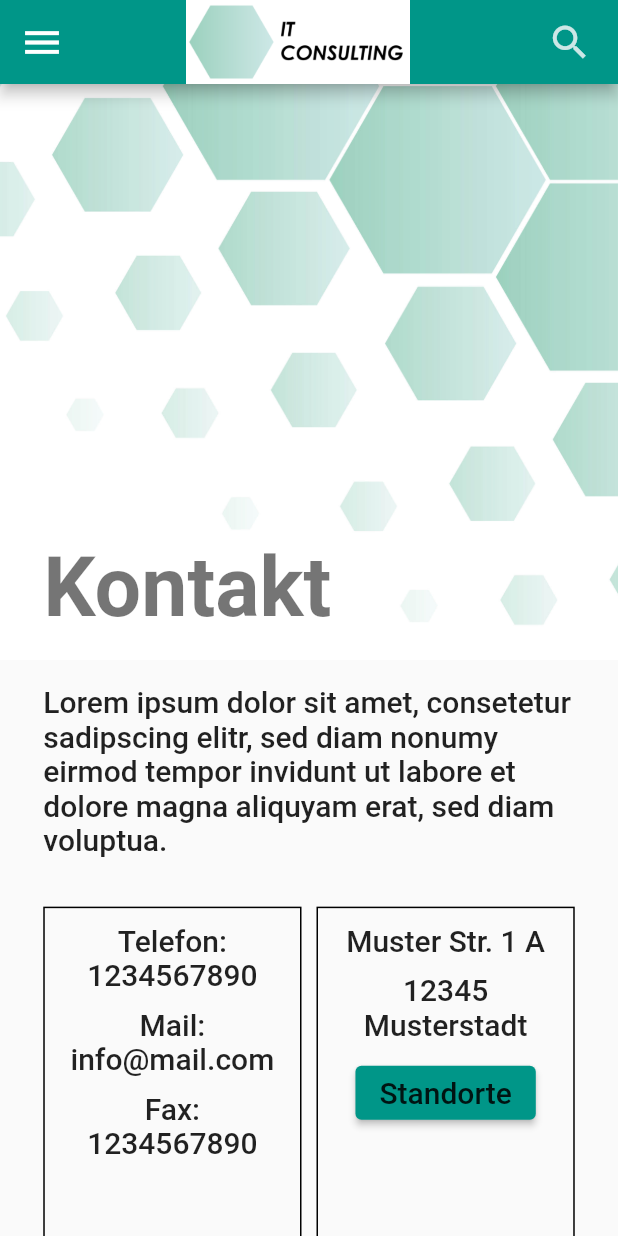
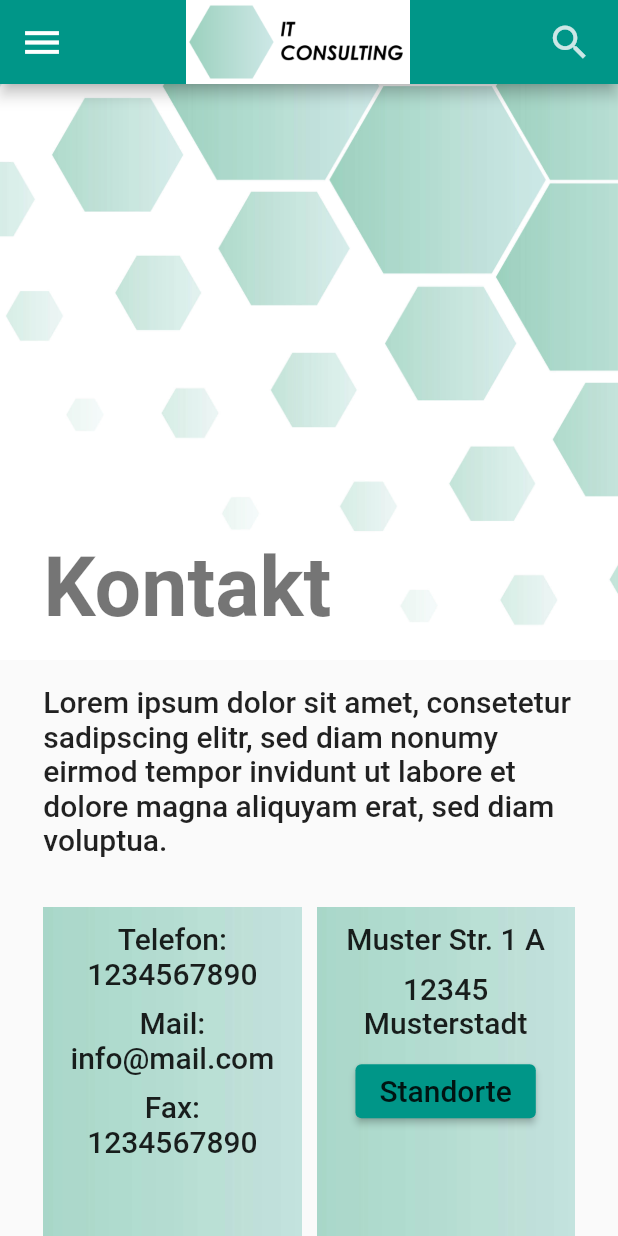
Before and after one commit to MerleL/it_consulting_webapp, a Flutter app: the screen it shows after launch, in the side drawer, after a tap on "Kontakt", on a phone screen of 412 x 824 dp. Run offline on Flutter 3.47's test engine with Material 2 defaults, Android fonts, the light colour scheme and no system bars.

Commit message:
Last fixes.

```diff
--- a/lib/screens/contact_screen.dart
+++ b/lib/screens/contact_screen.dart
@@ -56,12 +56,12 @@ class _Contact_ScreenState extends State<Contact_Screen> {
         child: Column(
           crossAxisAlignment: CrossAxisAlignment.start,
           children: [
-            buildTextFormField('Vorname', 'Ihren Vornamen', 1),
-            buildTextFormField('Name', 'Ihren Namen', 1),
-            buildTextFormField('Email', 'Ihre E-Mail-Adresse', 1),
-            buildTextFormField('Telefon', 'Ihre Telefonnummer', 1),
+            buildTextFormField('Vorname', 'Ihren Vornamen', 1, 2),
+            buildTextFormField('Name', 'Ihren Namen', 1, 2),
+            buildTextFormField('Email', 'Ihre E-Mail-Adresse', 1, 2),
+            buildTextFormField('Telefon', 'Ihre Telefonnummer', 1, 2),
             buildTextFormField(
-                'Wie können wir Ihnen weiterhelfen?', 'Ihre Nachricht', 5),
+                'Wie können wir Ihnen weiterhelfen?', 'Ihre Nachricht', 5, 50),
             Padding(
               padding: const EdgeInsets.symmetric(vertical: 16.0),
               child: Center(
@@ -86,7 +86,7 @@ class _Contact_ScreenState extends State<Contact_Screen> {
     );
   }
 
-  Padding buildTextFormField(String useLabel, String hint, int min) {
+  Padding buildTextFormField(String useLabel, String hint, int min, int max) {
     return Padding(
       padding: const EdgeInsets.only(bottom: 10),
       child: TextFormField(
@@ -94,7 +94,7 @@ class _Contact_ScreenState extends State<Contact_Screen> {
           labelText: useLabel,
           border: const OutlineInputBorder(),
         ),
-        maxLines: 10,
+        maxLines: max,
         minLines: min,
         validator: (value) {
           if (value == null || value.isEmpty) {
@@ -115,8 +115,11 @@ class _Contact_ScreenState extends State<Contact_Screen> {
           Container(
             height: usableHeight * 0.3,
             width: MediaQuery.of(context).size.width / 2 - paddingLR - 5,
-            decoration: BoxDecoration(
-              border: Border.all(),
+            decoration: const BoxDecoration(
+              image: DecorationImage(
+                image: AssetImage('lib/assets/images/background_header.jpg'),
+                fit: BoxFit.cover,
+              ),
             ),
             child: Padding(
               padding: const EdgeInsets.all(10.0),
@@ -149,8 +152,11 @@ class _Contact_ScreenState extends State<Contact_Screen> {
             child: Container(
               height: usableHeight * 0.3,
               width: MediaQuery.of(context).size.width / 2 - paddingLR - 5,
-              decoration: BoxDecoration(
-                border: Border.all(),
+              decoration: const BoxDecoration(
+                image: DecorationImage(
+                  image: AssetImage('lib/assets/images/background_header.jpg'),
+                  fit: BoxFit.cover,
+                ),
               ),
               child: Padding(
                 padding: const EdgeInsets.all(10.0),
@@ -178,7 +184,7 @@ class _Contact_ScreenState extends State<Contact_Screen> {
                       onPressed: () {
                         Navigator.of(context).push(
                           MaterialPageRoute(
-                            builder: (context) => NotImplemented_Screen(),
+                            builder: (context) => const NotImplemented_Screen(),
                           ),
                         );
                       },
--- a/lib/screens/home_screen.dart
+++ b/lib/screens/home_screen.dart
@@ -2,6 +2,9 @@ import 'package:flutter/material.dart';
 import 'package:it_consulting_webapp/modules/appbar_module.dart';
 import 'package:it_consulting_webapp/modules/drawer_module.dart';
 import 'package:it_consulting_webapp/modules/footer_module.dart';
+import 'package:it_consulting_webapp/screens/about_screen.dart';
+import 'package:it_consulting_webapp/screens/career_screen.dart';
+import 'package:it_consulting_webapp/screens/notImplemented_screen.dart';
 
 class Home_Screen extends StatelessWidget {
   const Home_Screen({Key? key}) : super(key: key);
@@ -43,61 +46,81 @@ class Home_Screen extends StatelessWidget {
     );
   }
 
-  Padding buildPartners(
-      double usableHeight, double paddingLR, double paddingTB, context) {
+  Padding buildPartners(double usableHeight, double paddingLR, double paddingTB,
+      BuildContext context) {
     return Padding(
       padding: EdgeInsets.fromLTRB(paddingLR, paddingTB, paddingLR, paddingTB),
       child: Column(
         children: [
-          Align(
-            alignment: Alignment.bottomLeft,
-            child: Padding(
-              padding: EdgeInsets.only(bottom: paddingTB),
-              child: Text(
-                'Unsere Partner',
-                style: Theme.of(context).textTheme.headline2,
+          buildHeader(paddingTB, context, 'Unsere Partner'),
+          Row(
+            children: [
+              Container(
+                height: usableHeight * 0.05,
+                width: MediaQuery.of(context).size.width * 0.2,
+                decoration: const BoxDecoration(
+                  image: DecorationImage(
+                    image:
+                        AssetImage('lib/assets/images/background_header.jpg'),
+                    fit: BoxFit.cover,
                   ),
                 ),
               ),
-          Placeholder(
-            fallbackHeight: usableHeight * 0.2,
+              Padding(
+                padding: EdgeInsets.symmetric(horizontal: paddingLR * 1.8),
+                child: Container(
+                  height: usableHeight * 0.05,
+                  width: MediaQuery.of(context).size.width * 0.2,
+                  decoration: const BoxDecoration(
+                    image: DecorationImage(
+                      image:
+                          AssetImage('lib/assets/images/background_header.jpg'),
+                      fit: BoxFit.cover,
+                    ),
+                  ),
+                ),
+              ),
+              Container(
+                height: usableHeight * 0.05,
+                width: MediaQuery.of(context).size.width * 0.2,
+                decoration: const BoxDecoration(
+                  image: DecorationImage(
+                    image:
+                        AssetImage('lib/assets/images/background_header.jpg'),
+                    fit: BoxFit.cover,
+                  ),
+                ),
+              ),
+            ],
           ),
         ],
       ),
     );
   }
 
-  Padding buildStories(
-      double usableHeight, double paddingLR, double paddingTB, context) {
+  Padding buildStories(double usableHeight, double paddingLR, double paddingTB,
+      BuildContext context) {
     return Padding(
       padding: EdgeInsets.fromLTRB(paddingLR, paddingTB, paddingLR, paddingTB),
       child: Column(
         children: [
-          Align(
-            alignment: Alignment.bottomLeft,
-            child: Padding(
-              padding: EdgeInsets.only(bottom: paddingTB),
-              child: Text(
-                'Erfolgsgeschichten',
-                style: Theme.of(context).textTheme.headline2,
-              ),
-            ),
-          ),
+          buildHeader(paddingTB, context, 'Erfolgsgeschichten'),
           Text(
             'Lorem ipsum dolor sit amet, consetetur sadipscing elitr, sed diam nonumy eirmod tempor invidunt ut labore et dolore magna aliquyam erat, sed diam voluptua. At vero eos et accusam et justo duo dolores et ea rebum.',
             style: Theme.of(context).textTheme.bodyText1,
           ),
+          buildButton(context, 'Erfahren Sie mehr', const NotImplemented_Screen()),
         ],
       ),
     );
   }
 
-  Padding buildCareer(
-      double usableHeight, double paddingLR, double paddingTB, context) {
+  Padding buildCareer(double usableHeight, double paddingLR, double paddingTB,
+      BuildContext context) {
     return Padding(
       padding: EdgeInsets.fromLTRB(0.0, paddingTB, 0.0, paddingTB),
       child: Container(
-        height: usableHeight * 0.45,
+        height: usableHeight * 0.55,
         width: MediaQuery.of(context).size.width,
         decoration: const BoxDecoration(
           image: DecorationImage(
@@ -121,6 +144,7 @@ class Home_Screen extends StatelessWidget {
                 'Lorem ipsum dolor sit amet, consetetur sadipscing elitr, sed diam nonumy eirmod tempor invidunt ut labore et dolore magna aliquyam erat, sed diam voluptua. At vero eos et accusam et justo duo dolores et ea rebum.',
                 style: Theme.of(context).textTheme.bodyText1,
               ),
+              buildButton(context, 'Bewirb dich jetzt!', const Career_Screen()),
             ],
           ),
         ),
@@ -134,20 +158,13 @@ class Home_Screen extends StatelessWidget {
       padding: EdgeInsets.fromLTRB(paddingLR, paddingTB, paddingLR, paddingTB),
       child: Column(
         children: [
-          Align(
-            alignment: Alignment.bottomLeft,
-            child: Padding(
-              padding: EdgeInsets.only(bottom: paddingTB),
-              child: Text(
-                'Unsere Leistungen',
-                style: Theme.of(context).textTheme.headline2,
-              ),
-            ),
-          ),
+          buildHeader(paddingTB, context, 'Unsere Leistungen'),
           Text(
             'Lorem ipsum dolor sit amet, consetetur sadipscing elitr, sed diam nonumy eirmod tempor invidunt ut labore et dolore magna aliquyam erat, sed diam voluptua. At vero eos et accusam et justo duo dolores et ea rebum.',
             style: Theme.of(context).textTheme.bodyText1,
           ),
+          buildButton(context, 'Erfahren Sie mehr über unsere Leistungen',
+              const NotImplemented_Screen()),
         ],
       ),
     );
@@ -158,7 +175,7 @@ class Home_Screen extends StatelessWidget {
     return Padding(
       padding: EdgeInsets.fromLTRB(0.0, paddingTB, 0.0, paddingTB),
       child: Container(
-        height: usableHeight * 0.13,
+        height: usableHeight * 0.14,
         width: MediaQuery.of(context).size.width,
         decoration: const BoxDecoration(
           image: DecorationImage(
@@ -169,9 +186,13 @@ class Home_Screen extends StatelessWidget {
         child: Padding(
           padding:
               EdgeInsets.fromLTRB(paddingLR, paddingTB, paddingLR, paddingTB),
-          child: Text(
+          child: Column(
+            children: [
+              Text(
                 'Besuchen Sie unsere Messe am 24.11.22',
                 style: Theme.of(context).textTheme.bodyText1,
+              ),
+            ],
           ),
         ),
       ),
@@ -182,9 +203,14 @@ class Home_Screen extends StatelessWidget {
       double paddingTB, BuildContext context) {
     return Padding(
       padding: EdgeInsets.fromLTRB(paddingLR, 0.0, paddingLR, paddingTB),
-      child: Text(
+      child: Column(
+        children: [
+          Text(
             'Lorem ipsum dolor sit amet, consetetur sadipscing elitr, sed diam nonumy eirmod tempor invidunt ut labore et dolore magna aliquyam erat, sed diam voluptua. At vero eos et accusam et justo duo dolores et ea rebum. Stet clita kasd gubergren, no sea takimata sanctus est Lorem ipsum dolor sit amet.',
             style: Theme.of(context).textTheme.bodyText1,
+          ),
+          buildButton(context, 'Erfahren Sie mehr über Uns', const About_Screen())
+        ],
       ),
     );
   }
@@ -213,4 +239,33 @@ class Home_Screen extends StatelessWidget {
       ),
     );
   }
+
+  Padding buildButton(BuildContext context, String str, Widget screen) {
+    return Padding(
+      padding: const EdgeInsets.only(top: 10.0),
+      child: ElevatedButton(
+        onPressed: () {
+          Navigator.of(context).push(
+            MaterialPageRoute(
+              builder: (context) => screen,
+            ),
+          );
+        },
+        child: Text(str),
+      ),
+    );
   }
+
+  Align buildHeader(double paddingTB, BuildContext context, String str) {
+    return Align(
+      alignment: Alignment.bottomLeft,
+      child: Padding(
+        padding: EdgeInsets.only(bottom: paddingTB),
+        child: Text(
+          str,
+          style: Theme.of(context).textTheme.headline2,
+        ),
+      ),
+    );
+  }
+}
--- a/lib/screens/notImplemented_screen.dart
+++ b/lib/screens/notImplemented_screen.dart
@@ -5,6 +5,6 @@ class NotImplemented_Screen extends StatelessWidget {
 
   @override
   Widget build(BuildContext context) {
-    return Text('This content is not implemented.');
+    return const Text('This content is not implemented.');
   }
 }
```
Also changed, not shown: lib/modules/footer_module.dart (+8 -6 lines), lib/modules/searchbar_module.dart (+5 -2 lines), lib/screens/about_screen.dart (+27 -12 lines), lib/screens/career_screen.dart (+40 -12 lines). Lines whose indentation alone changed are shown as unchanged.
